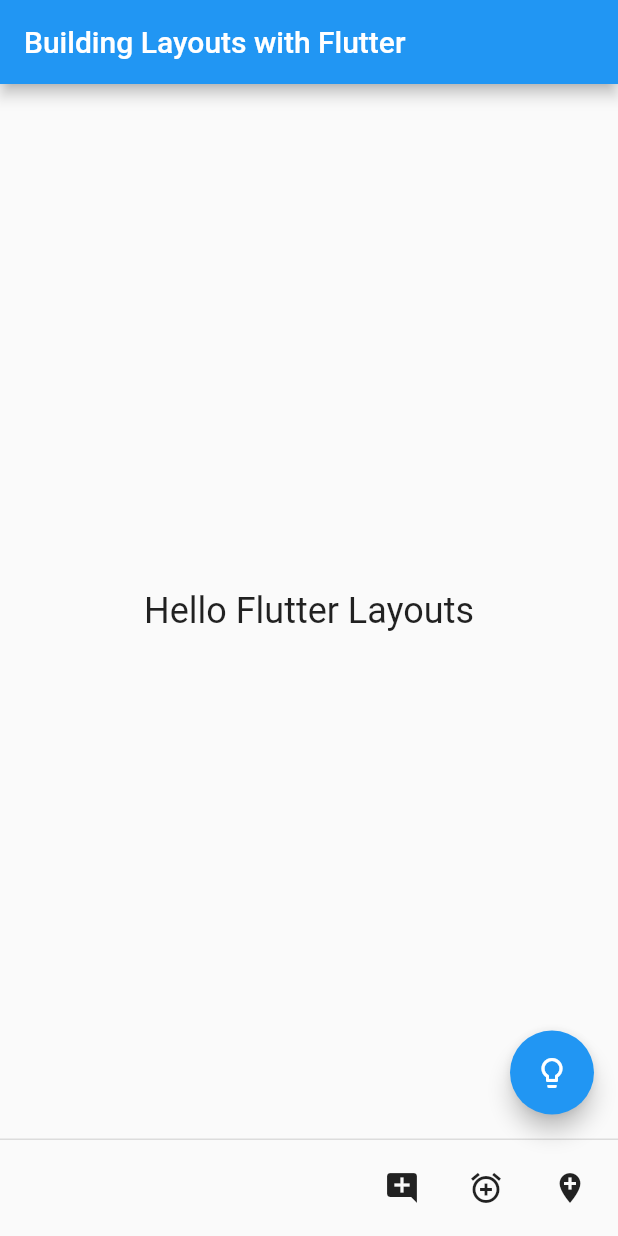
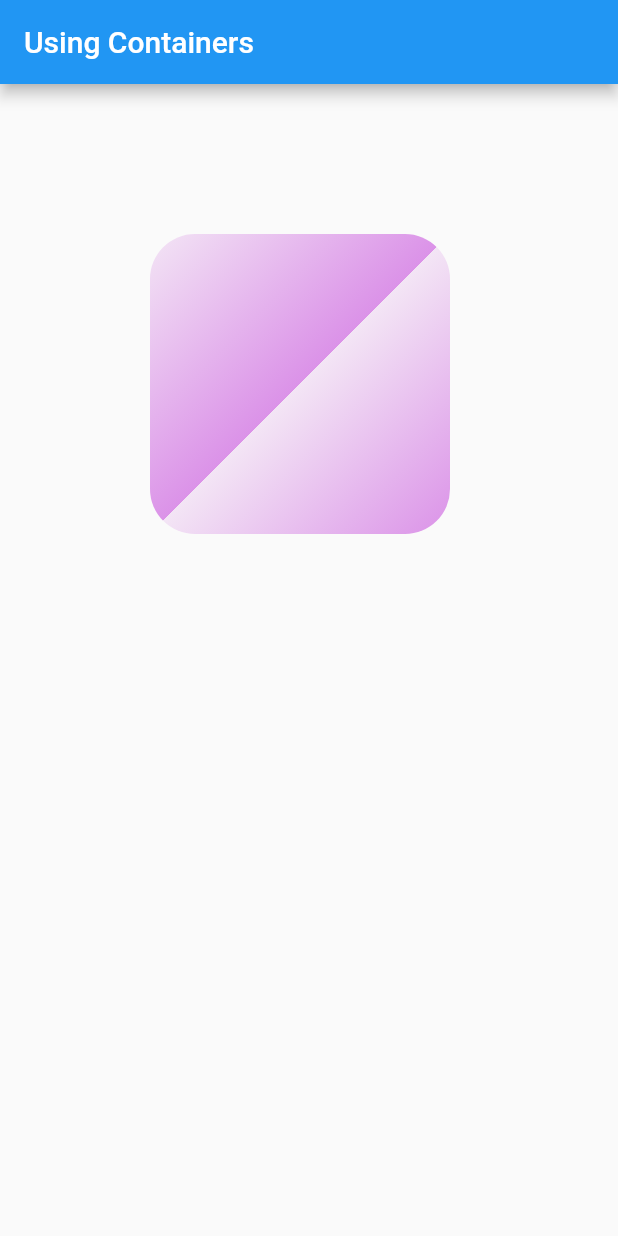
Before and after one commit to rolanveroncruz/hello_layouts, a Flutter app: the screen it shows after launch, on a phone screen of 412 x 824 dp. Run offline on Flutter 3.47's test engine with Material 2 defaults, Android fonts, the phone set to English and light mode, and no system bars.

Commit message:
Using Containers

```diff
--- a/lib/main.dart
+++ b/lib/main.dart
@@ -11,28 +11,32 @@ class MyApp extends StatelessWidget {
   Widget build(BuildContext context) {
     return MaterialApp(
         theme: ThemeData.light(),
+        title: "Continer App",
         home: Scaffold(
             appBar: AppBar(
-              title: Text("Building Layouts with Flutter"),
+              title: Text("Using Containers"),
             ),
-            body: const Center(
-              // ignore: sort_child_properties_last
-              child: Text(
-                "Hello Flutter Layouts",
-                style: TextStyle(fontSize: 24),
-              ),
-            ),
-            floatingActionButton: FloatingActionButton(
-              child: Icon(Icons.lightbulb_outline),
-              onPressed: () {
-                // ignore: avoid_print
-                print('You rang?');
-              },),
-              persistentFooterButtons: [
-                IconButton(icon: Icon(Icons.add_comment),onPressed: () {}),
-                IconButton(icon: Icon(Icons.add_alarm),onPressed: () {}),
-                IconButton(icon: Icon(Icons.add_location),onPressed: () {}),
-
-              ],));
+            body: Column(
+              children:[
+                Container(
+                  width: 200.0,
+                  height: 200.0,
+                  margin: EdgeInsets.all(100.0),
+                  decoration: BoxDecoration(
+                    color: Colors.orange,
+                    gradient: LinearGradient(
+                        begin: Alignment(-1.0, -1.0),
+                        end: Alignment(0.0, 0.0),
+                        tileMode:TileMode.repeated,
+                        colors:[Colors.purple.shade50, Color.fromARGB(255, 219, 146, 232)] ),
+                    shape: BoxShape.rectangle,
+                    borderRadius: BorderRadius.all(
+                      Radius.circular(30.0))
+                  )
+                  ),
+              ]
+            )
+          )
+    );
   }
 }
```
